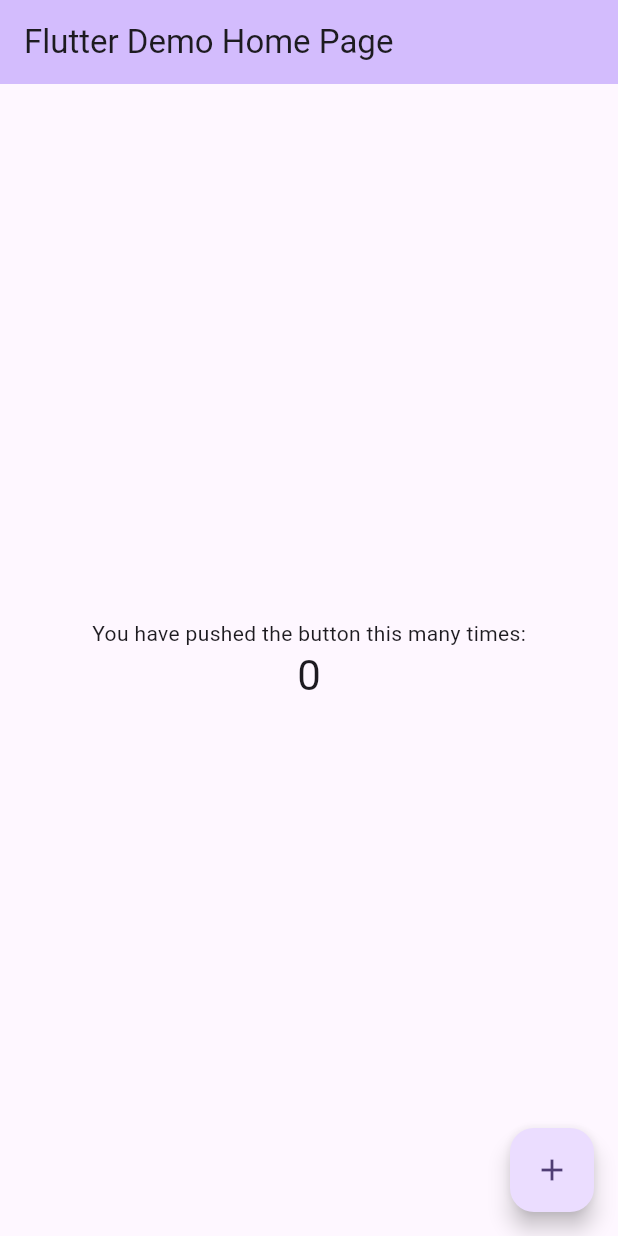
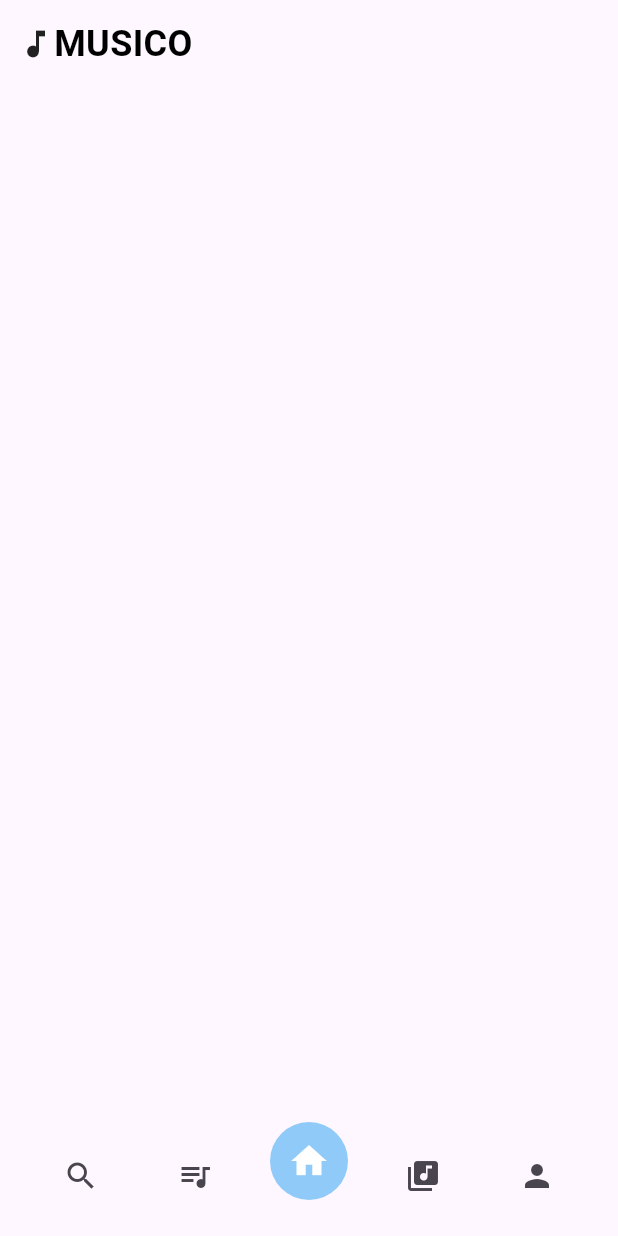
Before and after one commit to cher1shRXD/flutter_music_app, a Flutter app: the screen it shows after launch, on a phone screen of 412 x 824 dp. Run offline on Flutter 3.47's test engine with Material 3 defaults, Android fonts, the phone set to English and light mode, and no system bars; our stand-ins replace get.

Commit message:
feat: main layout

```diff
--- /dev/null
+++ b/lib/components/header.dart
@@ -0,0 +1,33 @@
+import 'package:flutter/material.dart';
+
+class Header extends StatefulWidget {
+  const Header({super.key, required this.title, required this.icon});
+  final String title;
+  final IconData icon;
+
+  @override
+  State<Header> createState() => _HeaderState();
+}
+
+class _HeaderState extends State<Header> {
+  @override
+  Widget build(BuildContext context) {
+    return Padding(
+      padding: const EdgeInsets.only(left: 12, right: 12, top: 12, bottom: 4),
+      child: Row(
+        mainAxisAlignment: MainAxisAlignment.start,
+        children: [
+          Icon(widget.icon),
+          Text(
+            widget.title,
+            style: const TextStyle(
+              fontSize: 24,
+              fontWeight: FontWeight.bold,
+              color: Colors.black,
+            ),
+          ),
+        ],
+      ),
+    );
+  }
+}
--- /dev/null
+++ b/lib/components/navigation.dart
@@ -0,0 +1,142 @@
+import 'package:flutter/material.dart';
+import 'package:flutter_music_app/screens/home.dart';
+import 'package:flutter_music_app/screens/library.dart';
+import 'package:flutter_music_app/screens/profile.dart';
+import 'package:flutter_music_app/screens/queue.dart';
+import 'package:flutter_music_app/screens/search.dart';
+import 'package:get/get.dart';
+
+class Navigation extends StatelessWidget {
+  const Navigation({super.key});
+
+  @override
+  Widget build(BuildContext context) {
+    final controller = Get.put(NavigateController());
+
+    return Scaffold(
+      bottomNavigationBar: Padding(
+        padding: const EdgeInsets.only(left: 16, right: 16),
+        child: Theme(
+          data: ThemeData(
+            splashColor: Colors.transparent,
+            highlightColor: Colors.transparent,
+          ),
+          child: Obx(
+            () => ClipRRect(
+              borderRadius: const BorderRadius.only(
+                topLeft: Radius.circular(32),
+                topRight: Radius.circular(32),
+              ),
+              child: NavigationBar(
+                backgroundColor: Colors.transparent,
+                indicatorColor: Colors.transparent,
+                height: 80,
+                elevation: 0,
+                selectedIndex: controller.selectedIndex.value,
+                onDestinationSelected: (index) =>
+                    controller.selectedIndex.value = index,
+                labelBehavior:
+                    NavigationDestinationLabelBehavior.onlyShowSelected,
+                destinations: [
+                  NavigationDestination(
+                    icon: const Icon(Icons.search, size: 24),
+                    selectedIcon: Container(
+                        width: 52,
+                        height: 52,
+                        decoration: BoxDecoration(
+                            color: Colors.blue[200],
+                            borderRadius:
+                                const BorderRadius.all(Radius.circular(100))),
+                        child: const Icon(
+                          Icons.search,
+                          size: 28,
+                          color: Colors.white,
+                        )),
+                    label: '',
+                  ),
+                  NavigationDestination(
+                    icon: const Icon(Icons.queue_music, size: 24),
+                    selectedIcon: Container(
+                        width: 52,
+                        height: 52,
+                        decoration: BoxDecoration(
+                            color: Colors.blue[200],
+                            borderRadius:
+                                const BorderRadius.all(Radius.circular(100))),
+                        child: const Icon(
+                          Icons.queue_music,
+                          size: 28,
+                          color: Colors.white,
+                        )),
+                    label: '',
+                  ),
+                  NavigationDestination(
+                    icon: const Icon(Icons.home, size: 24),
+                    selectedIcon: Container(
+                        width: 52,
+                        height: 52,
+                        decoration: BoxDecoration(
+                            color: Colors.blue[200],
+                            borderRadius:
+                                const BorderRadius.all(Radius.circular(100))),
+                        child: const Icon(
+                          Icons.home,
+                          size: 28,
+                          color: Colors.white,
+                        )),
+                    label: '',
+                  ),
+                  NavigationDestination(
+                    icon: const Icon(Icons.my_library_music, size: 24),
+                    selectedIcon: Container(
+                        width: 52,
+                        height: 52,
+                        decoration: BoxDecoration(
+                            color: Colors.blue[200],
+                            borderRadius:
+                                const BorderRadius.all(Radius.circular(100))),
+                        child: const Icon(
+                          Icons.my_library_music,
+                          size: 28,
+                          color: Colors.white,
+                        )),
+                    label: '',
+                  ),
+                  NavigationDestination(
+                    icon: const Icon(Icons.person, size: 24),
+                    selectedIcon: Container(
+                        width: 52,
+                        height: 52,
+                        decoration: BoxDecoration(
+                            color: Colors.blue[200],
+                            borderRadius:
+                                const BorderRadius.all(Radius.circular(100))),
+                        child: const Icon(
+                          Icons.person,
+                          size: 28,
+                          color: Colors.white,
+                        )),
+                    label: '',
+                  ),
+                ],
+              ),
+            ),
+          ),
+        ),
+      ),
+      body: Obx(() => controller.screens[controller.selectedIndex.value]),
+    );
+  }
+}
+
+class NavigateController extends GetxController {
+  final Rx<int> selectedIndex = 2.obs;
+
+  final screens = [
+    const Search(),
+    const Queue(),
+    const Home(),
+    const Library(),
+    const Profile(),
+  ];
+}
--- a/lib/main.dart
+++ b/lib/main.dart
@@ -1,4 +1,6 @@
 import 'package:flutter/material.dart';
+import 'package:flutter_music_app/components/navigation.dart';
+import 'package:get/get.dart';
 
 void main() {
   runApp(const MyApp());
@@ -7,119 +9,29 @@ void main() {
 class MyApp extends StatelessWidget {
   const MyApp({super.key});
 
-  // This widget is the root of your application.
   @override
   Widget build(BuildContext context) {
-    return MaterialApp(
+    return GetMaterialApp(
       title: 'Flutter Demo',
       theme: ThemeData(
-        // This is the theme of your application.
-        //
-        // TRY THIS: Try running your application with "flutter run". You'll see
-        // the application has a purple toolbar. Then, without quitting the app,
-        // try changing the seedColor in the colorScheme below to Colors.green
-        // and then invoke "hot reload" (save your changes or press the "hot
-        // reload" button in a Flutter-supported IDE, or press "r" if you used
-        // the command line to start the app).
-        //
-        // Notice that the counter didn't reset back to zero; the application
-        // state is not lost during the reload. To reset the state, use hot
-        // restart instead.
-        //
-        // This works for code too, not just values: Most code changes can be
-        // tested with just a hot reload.
         colorScheme: ColorScheme.fromSeed(seedColor: Colors.deepPurple),
         useMaterial3: true,
       ),
-      home: const MyHomePage(title: 'Flutter Demo Home Page'),
+      home: const MyHomePage(),
     );
   }
 }
 
 class MyHomePage extends StatefulWidget {
-  const MyHomePage({super.key, required this.title});
-
-  // This widget is the home page of your application. It is stateful, meaning
-  // that it has a State object (defined below) that contains fields that affect
-  // how it looks.
-
-  // This class is the configuration for the state. It holds the values (in this
-  // case the title) provided by the parent (in this case the App widget) and
-  // used by the build method of the State. Fields in a Widget subclass are
-  // always marked "final".
-
-  final String title;
+  const MyHomePage({super.key});
 
   @override
   State<MyHomePage> createState() => _MyHomePageState();
 }
 
 class _MyHomePageState extends State<MyHomePage> {
-  int _counter = 0;
-
-  void _incrementCounter() {
-    setState(() {
-      // This call to setState tells the Flutter framework that something has
-      // changed in this State, which causes it to rerun the build method below
-      // so that the display can reflect the updated values. If we changed
-      // _counter without calling setState(), then the build method would not be
-      // called again, and so nothing would appear to happen.
-      _counter++;
-    });
-  }
-
   @override
   Widget build(BuildContext context) {
-    // This method is rerun every time setState is called, for instance as done
-    // by the _incrementCounter method above.
-    //
-    // The Flutter framework has been optimized to make rerunning build methods
-    // fast, so that you can just rebuild anything that needs updating rather
-    // than having to individually change instances of widgets.
-    return Scaffold(
-      appBar: AppBar(
-        // TRY THIS: Try changing the color here to a specific color (to
-        // Colors.amber, perhaps?) and trigger a hot reload to see the AppBar
-        // change color while the other colors stay the same.
-        backgroundColor: Theme.of(context).colorScheme.inversePrimary,
-        // Here we take the value from the MyHomePage object that was created by
-        // the App.build method, and use it to set our appbar title.
-        title: Text(widget.title),
-      ),
-      body: Center(
-        // Center is a layout widget. It takes a single child and positions it
-        // in the middle of the parent.
-        child: Column(
-          // Column is also a layout widget. It takes a list of children and
-          // arranges them vertically. By default, it sizes itself to fit its
-          // children horizontally, and tries to be as tall as its parent.
-          //
-          // Column has various properties to control how it sizes itself and
-          // how it positions its children. Here we use mainAxisAlignment to
-          // center the children vertically; the main axis here is the vertical
-          // axis because Columns are vertical (the cross axis would be
-          // horizontal).
-          //
-          // TRY THIS: Invoke "debug painting" (choose the "Toggle Debug Paint"
-          // action in the IDE, or press "p" in the console), to see the
-          // wireframe for each widget.
-          mainAxisAlignment: MainAxisAlignment.center,
-          children: <Widget>[
-            const Text(
-              'You have pushed the button this many times:',
-            ),
-            Text(
-              '$_counter',
-              style: Theme.of(context).textTheme.headlineMedium,
-            ),
-          ],
-        ),
-      ),
-      floatingActionButton: FloatingActionButton(
-        onPressed: _incrementCounter,
-        tooltip: 'Increment',
-        child: const Icon(Icons.add),
-      ), // This trailing comma makes auto-formatting nicer for build methods.
-    );
+    return const Navigation();
   }
 }
--- /dev/null
+++ b/lib/screens/home.dart
@@ -0,0 +1,25 @@
+import 'package:flutter/material.dart';
+import 'package:flutter_music_app/components/header.dart';
+
+class Home extends StatefulWidget {
+  const Home({super.key});
+
+  @override
+  State<Home> createState() => _HomeState();
+}
+
+class _HomeState extends State<Home> {
+  @override
+  Widget build(BuildContext context) {
+    return const SafeArea(
+      child: Column(
+        children: [
+          Header(
+            title: 'MUSICO',
+            icon: Icons.music_note,
+          )
+        ],
+      ),
+    );
+  }
+}
--- /dev/null
+++ b/lib/screens/library.dart
@@ -0,0 +1,25 @@
+import 'package:flutter/material.dart';
+import 'package:flutter_music_app/components/header.dart';
+
+class Library extends StatefulWidget {
+  const Library({super.key});
+
+  @override
+  State<Library> createState() => _LibraryState();
+}
+
+class _LibraryState extends State<Library> {
+  @override
+  Widget build(BuildContext context) {
+    return const SafeArea(
+      child: Column(
+        children: [
+          Header(
+            title: 'Library',
+            icon: Icons.music_note,
+          )
+        ],
+      ),
+    );
+  }
+}
--- /dev/null
+++ b/lib/screens/profile.dart
@@ -0,0 +1,25 @@
+import 'package:flutter/material.dart';
+import 'package:flutter_music_app/components/header.dart';
+
+class Profile extends StatefulWidget {
+  const Profile({super.key});
+
+  @override
+  State<Profile> createState() => _ProfileState();
+}
+
+class _ProfileState extends State<Profile> {
+  @override
+  Widget build(BuildContext context) {
+    return const SafeArea(
+      child: Column(
+        children: [
+          Header(
+            title: 'Profile',
+            icon: Icons.music_note,
+          )
+        ],
+      ),
+    );
+  }
+}
--- /dev/null
+++ b/lib/screens/queue.dart
@@ -0,0 +1,25 @@
+import 'package:flutter/material.dart';
+import 'package:flutter_music_app/components/header.dart';
+
+class Queue extends StatefulWidget {
+  const Queue({super.key});
+
+  @override
+  State<Queue> createState() => _QueueState();
+}
+
+class _QueueState extends State<Queue> {
+  @override
+  Widget build(BuildContext context) {
+    return const SafeArea(
+      child: Column(
+        children: [
+          Header(
+            title: 'Queue',
+            icon: Icons.music_note,
+          )
+        ],
+      ),
+    );
+  }
+}
--- /dev/null
+++ b/lib/screens/search.dart
@@ -0,0 +1,25 @@
+import 'package:flutter/material.dart';
+import 'package:flutter_music_app/components/header.dart';
+
+class Search extends StatefulWidget {
+  const Search({super.key});
+
+  @override
+  State<Search> createState() => _SearchState();
+}
+
+class _SearchState extends State<Search> {
+  @override
+  Widget build(BuildContext context) {
+    return const SafeArea(
+      child: Column(
+        children: [
+          Header(
+            title: 'Search',
+            icon: Icons.music_note,
+          )
+        ],
+      ),
+    );
+  }
+}
--- a/pubspec.yaml
+++ b/pubspec.yaml
@@ -35,6 +35,7 @@ dependencies:
   # The following adds the Cupertino Icons font to your application.
   # Use with the CupertinoIcons class for iOS style icons.
   cupertino_icons: ^1.0.8
+  get: ^4.6.6
 
 dev_dependencies:
   flutter_test:
```
Also changed, not shown: pubspec.lock.
